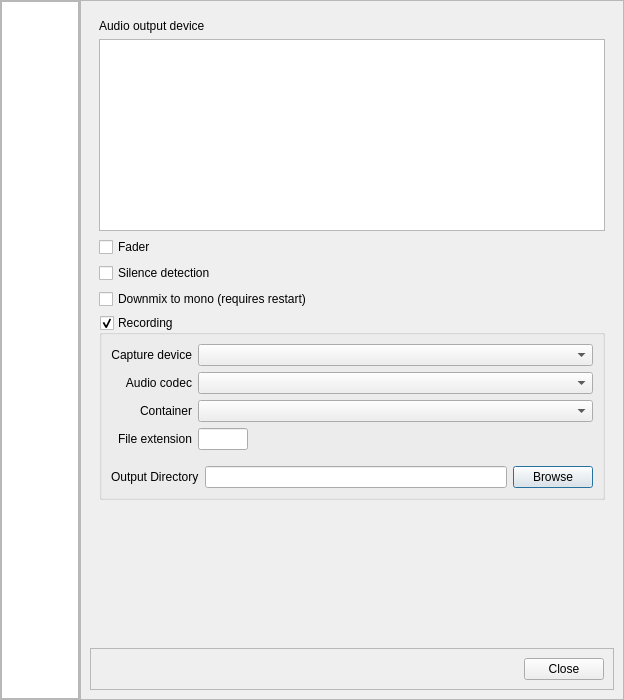
Old version of the form OpenKJ/dlgsettings.ui in the repository OpenKJ/OpenKJ.
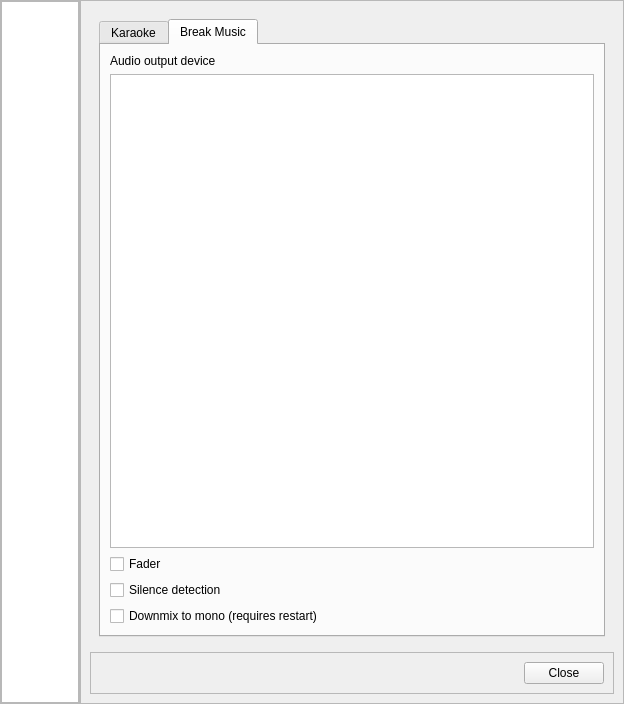
New version of the form. Icons and pictures are not drawn.

Commit message:
Flushing out break music audio settings
Not everything is fully functional yet, but the settings wiring is done
as well as the actual widget elements.

Patch:
```diff
--- a/OpenKJ/dlgsettings.ui
+++ b/OpenKJ/dlgsettings.ui
@@ -10,7 +10,7 @@
     <x>0</x>
     <y>0</y>
     <width>624</width>
-    <height>700</height>
+    <height>704</height>
    </rect>
   </property>
   <property name="windowTitle">
@@ -163,6 +163,16 @@
           <widget class="QWidget" name="audioPage">
            <layout class="QVBoxLayout" name="verticalLayout_7">
             <item>
+             <widget class="QTabWidget" name="tabWidget">
+              <property name="currentIndex">
+               <number>1</number>
+              </property>
+              <widget class="QWidget" name="tabKaraoke">
+               <attribute name="title">
+                <string>Karaoke</string>
+               </attribute>
+               <layout class="QVBoxLayout" name="verticalLayout_13">
+                <item>
              <widget class="QLabel" name="label_10">
               <property name="text">
                <string>Audio output device</string>
@@ -339,10 +349,58 @@
               <property name="sizeHint" stdset="0">
                <size>
                 <width>20</width>
-                <height>40</height>
+                    <height>2</height>
                </size>
               </property>
              </spacer>
+                </item>
+               </layout>
+              </widget>
+              <widget class="QWidget" name="tabBreakMusic">
+               <attribute name="title">
+                <string>Break Music</string>
+               </attribute>
+               <layout class="QVBoxLayout" name="verticalLayout_14">
+                <item>
+                 <widget class="QLabel" name="label_11">
+                  <property name="text">
+                   <string>Audio output device</string>
+                  </property>
+                 </widget>
+                </item>
+                <item>
+                 <widget class="QListWidget" name="listWidgetAudioDevicesBm"/>
+                </item>
+                <item>
+                 <widget class="QCheckBox" name="checkBoxFaderBm">
+                  <property name="toolTip">
+                   <string>&lt;html&gt;&lt;head/&gt;&lt;body&gt;&lt;p&gt;If the fader is enabled, song transitions (stop, pause, unpause) will be faded out/in to avoid hard transitions.&lt;/p&gt;&lt;/body&gt;&lt;/html&gt;</string>
+                  </property>
+                  <property name="text">
+                   <string>Fader</string>
+                  </property>
+                 </widget>
+                </item>
+                <item>
+                 <widget class="QCheckBox" name="checkBoxSilenceDetectionBm">
+                  <property name="toolTip">
+                   <string>&lt;html&gt;&lt;head/&gt;&lt;body&gt;&lt;p&gt;If enabled, the program will monitor for silent periods of greater than 2 seconds after the last draw instruction has been rendered, stopping the audio track immediately. (Avoids long silences before fading break music back in)&lt;/p&gt;&lt;/body&gt;&lt;/html&gt;</string>
+                  </property>
+                  <property name="text">
+                   <string>Silence detection</string>
+                  </property>
+                 </widget>
+                </item>
+                <item>
+                 <widget class="QCheckBox" name="checkBoxDownmixBm">
+                  <property name="text">
+                   <string>Downmix to mono (requires restart)</string>
+                  </property>
+                 </widget>
+                </item>
+               </layout>
+              </widget>
+             </widget>
             </item>
            </layout>
           </widget>
```
Lines whose indentation alone changed are shown as unchanged. The commit also changes 5 other files.
